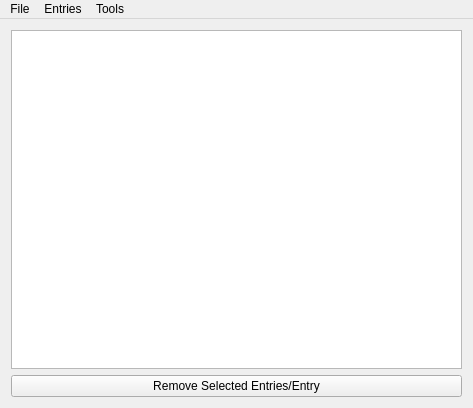
hetelek/XDBF-Manager, file XDBF/mainwindow.ui: the form before one commit.
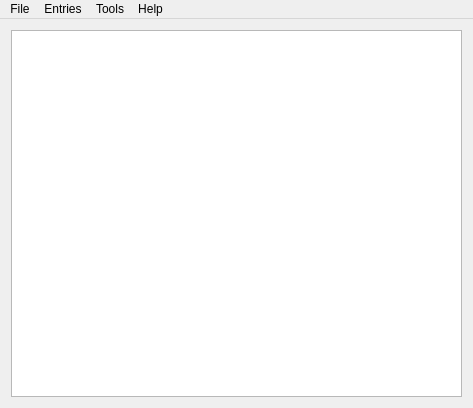
The form after the commit. Icons and pictures are not drawn.

Diff of the .ui file:
```diff
--- a/XDBF/mainwindow.ui
+++ b/XDBF/mainwindow.ui
@@ -23,6 +23,9 @@
      <layout class="QVBoxLayout" name="verticalLayout">
       <item>
        <widget class="QTableWidget" name="tableWidget">
+        <property name="enabled">
+         <bool>true</bool>
+        </property>
         <property name="contextMenuPolicy">
          <enum>Qt::CustomContextMenu</enum>
         </property>
@@ -33,14 +36,7 @@
          <enum>QAbstractItemView::SelectRows</enum>
         </property>
         <property name="sortingEnabled">
-         <bool>true</bool>
-        </property>
-       </widget>
-      </item>
-      <item>
-       <widget class="QPushButton" name="pushButton_3">
-        <property name="text">
-         <string>Remove Selected Entries/Entry</string>
+         <bool>false</bool>
         </property>
        </widget>
       </item>
@@ -79,9 +75,16 @@
     <addaction name="actionAddress_Converter"/>
     <addaction name="actionClean_GPD"/>
    </widget>
+   <widget class="QMenu" name="menuHelp">
+    <property name="title">
+     <string>Help</string>
+    </property>
+    <addaction name="actionAbout"/>
+   </widget>
    <addaction name="menuFile"/>
    <addaction name="menuTools"/>
    <addaction name="menuTools_2"/>
+   <addaction name="menuHelp"/>
   </widget>
   <action name="actionOpen">
    <property name="icon">
```
Left out of the diff: 17 changed lines with no effect on the pictures.
